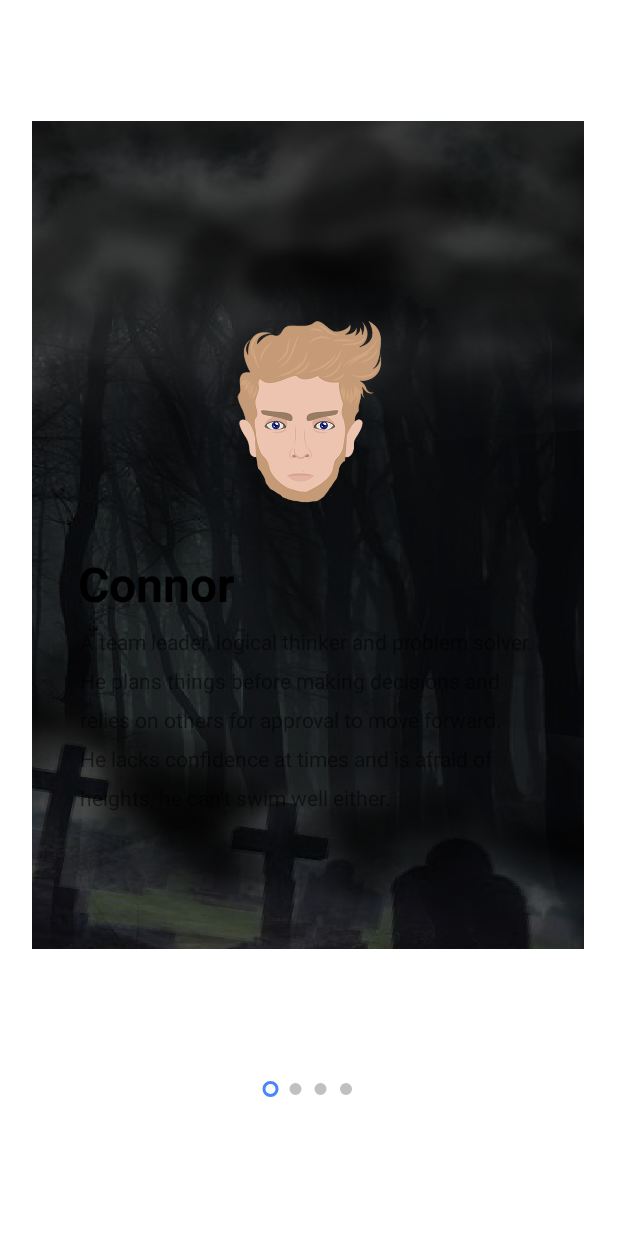
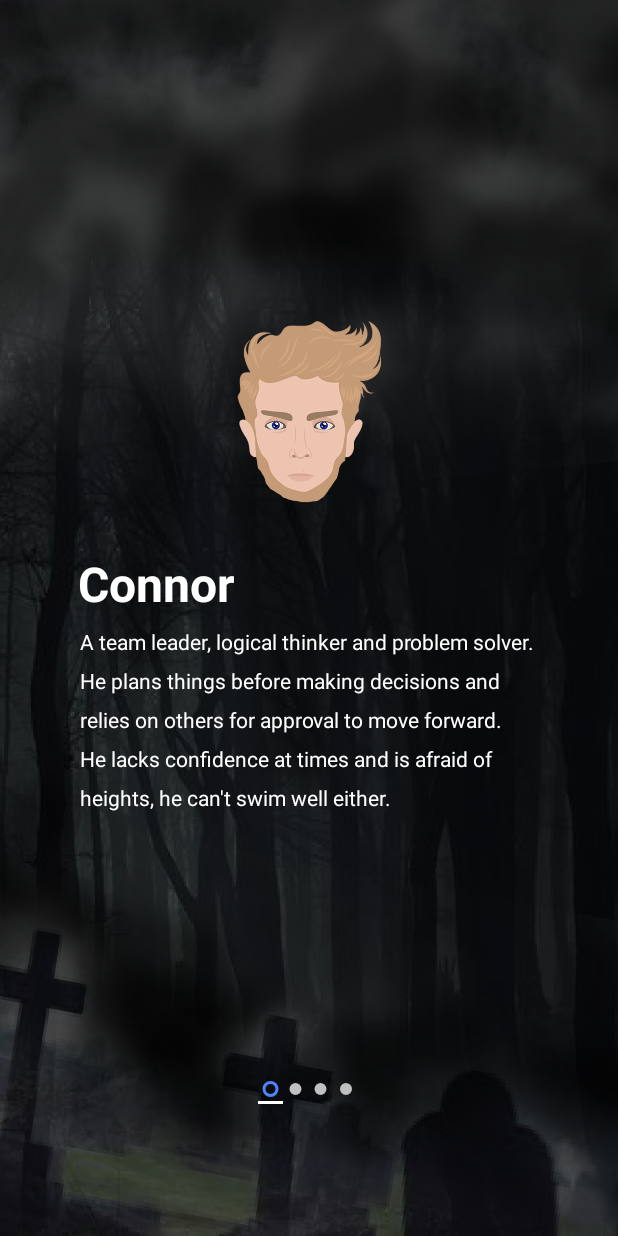
Before and after one commit to jordan309/Unknown, an Android app: the IntroActivity screen opened directly, with no data from a screen before it, on a phone screen of 412 x 824 dp. Run offline under Robolectric (Android 15) with nearby library versions, the phone set to English and light mode, and no system bars.

Commit message:
Fixed visual issues with the character select screen and the new art assets.

```diff
--- a/app/src/main/java/com/example/jordan307/unknown/IntroActivity.java
+++ b/app/src/main/java/com/example/jordan307/unknown/IntroActivity.java
@@ -35,10 +35,6 @@ public class IntroActivity extends AppCompatActivity {
                 WindowManager.LayoutParams.FLAG_FULLSCREEN);
 
         setContentView(R.layout.activity_intro);
-
-        // Hide the action bar
-
-        //getSupportActionBar().hide();
 
 
         // ini views
--- a/app/src/main/res/layout/activity_intro.xml
+++ b/app/src/main/res/layout/activity_intro.xml
@@ -5,7 +5,7 @@
     android:layout_width="match_parent"
     android:layout_height="match_parent"
     tools:context=".IntroActivity"
-    android:background="#ffffff">
+    android:background="@drawable/menubackground">
 
     <android.support.v4.view.ViewPager
         android:id="@+id/screen_viewpager"
--- a/app/src/main/res/layout/layout_screen.xml
+++ b/app/src/main/res/layout/layout_screen.xml
@@ -3,8 +3,7 @@
     xmlns:app="http://schemas.android.com/apk/res-auto"
     xmlns:tools="http://schemas.android.com/tools"
     android:layout_width="match_parent"
-    android:layout_height="match_parent"
-    android:background="@drawable/menubackground">
+    android:layout_height="match_parent">
 
     <android.support.constraint.Guideline
         android:id="@+id/guideline"
@@ -39,6 +38,7 @@
         android:layout_marginBottom="8dp"
         android:lineSpacingExtra="10dp"
         android:text="TextView"
+        android:textColor="@color/intro_title_colour"
         android:textAlignment="textStart"
         app:layout_constraintBottom_toBottomOf="parent"
         app:layout_constraintEnd_toEndOf="parent"
--- a/app/src/main/res/values/colors.xml
+++ b/app/src/main/res/values/colors.xml
@@ -11,7 +11,7 @@
 
     <!-- Colours for tab and screen text -->
     <color name="tab_indicator_gray">#c0c0c0</color>
-    <color name="intro_title_colour">#000000</color>
+    <color name="intro_title_colour">#ffffff</color>
     <color name="intro_description_colour">#656565</color>
 
 </resources>
```
